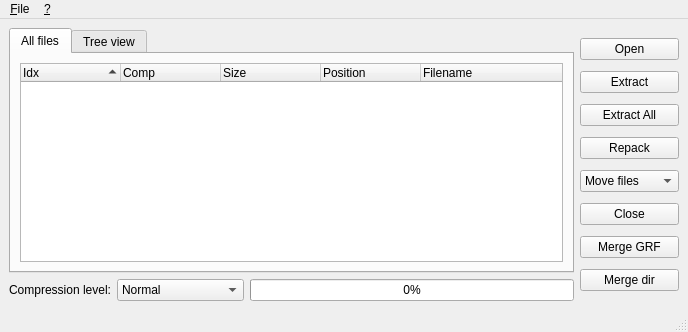
Old version of the form grfbuilder/MainWindow.ui in the repository MagicalTux/grf.
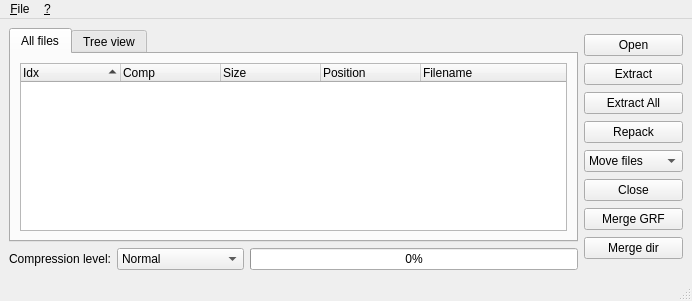
New version of the form.

What changed in the file:
```diff
--- a/grfbuilder/MainWindow.ui
+++ b/grfbuilder/MainWindow.ui
@@ -8,14 +8,14 @@
    <rect>
     <x>0</x>
     <y>0</y>
-    <width>688</width>
-    <height>332</height>
+    <width>692</width>
+    <height>301</height>
    </rect>
   </property>
   <property name="minimumSize" >
    <size>
-    <width>650</width>
-    <height>320</height>
+    <width>512</width>
+    <height>256</height>
    </size>
   </property>
   <property name="windowTitle" >
@@ -322,7 +322,7 @@
     <rect>
      <x>0</x>
      <y>0</y>
-     <width>688</width>
+     <width>692</width>
      <height>29</height>
     </rect>
    </property>
```
Left out of the diff: 3 changed lines with no effect on the pictures.
